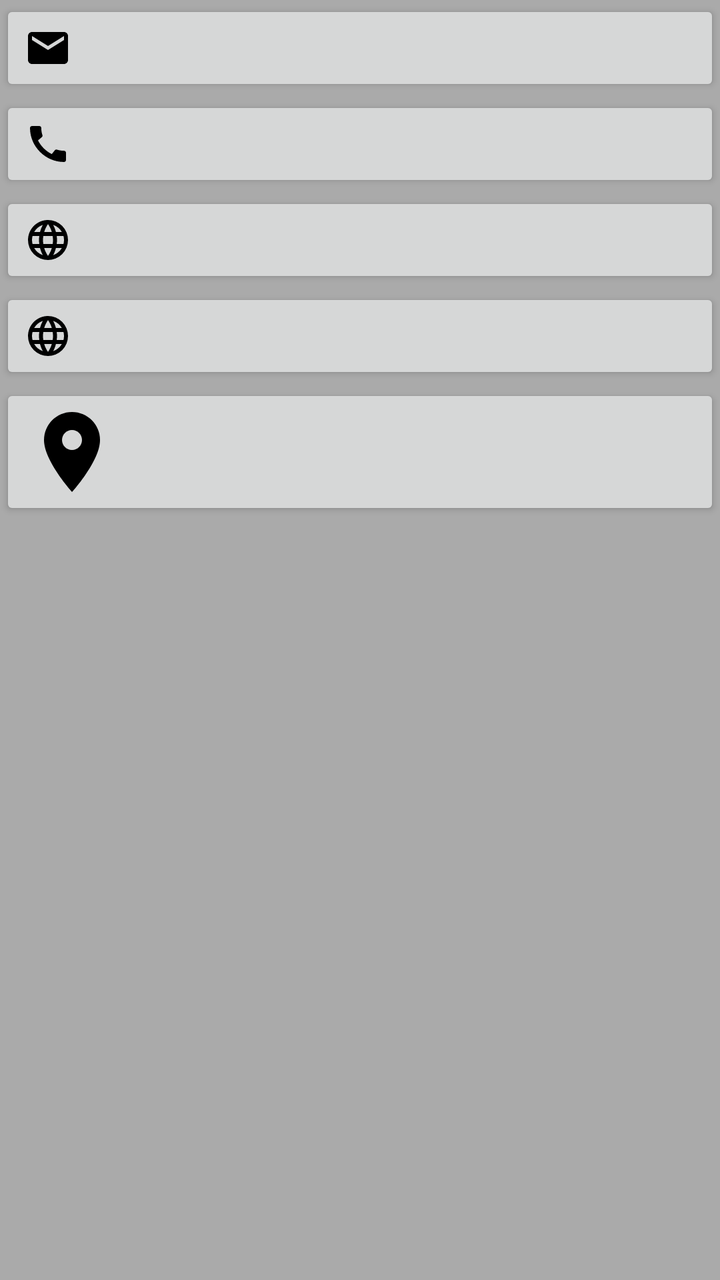
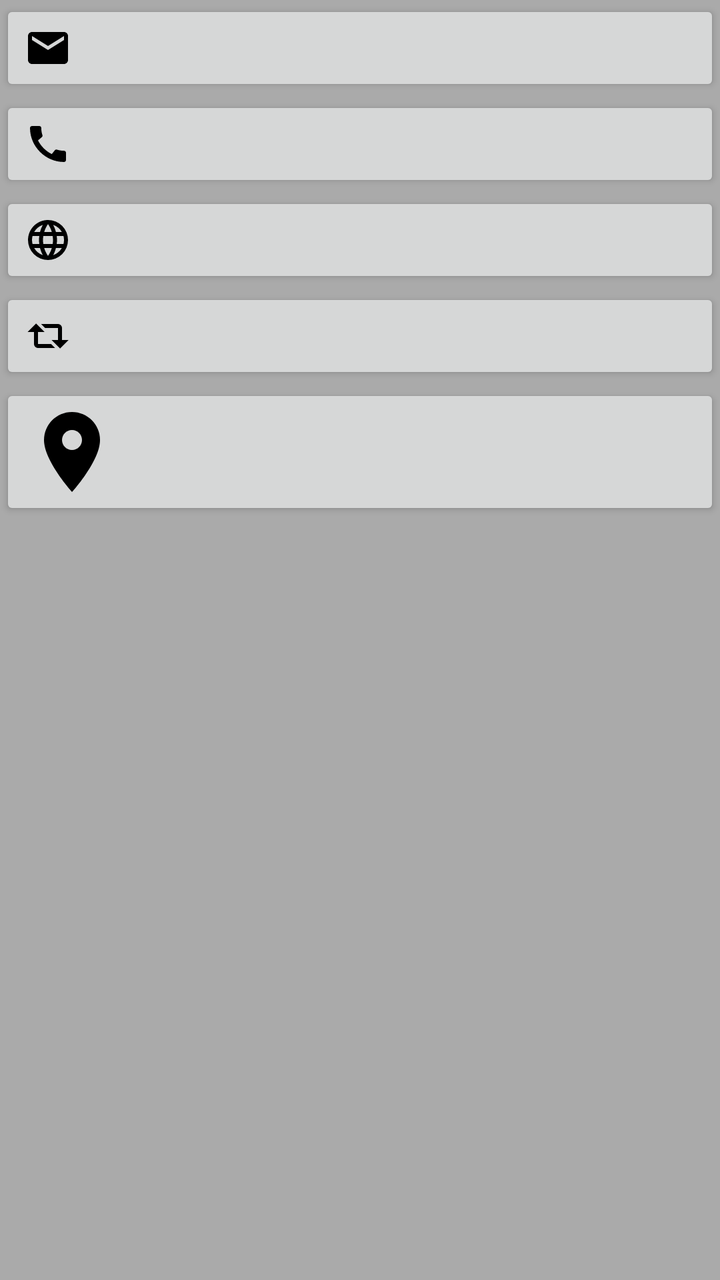

An Android layout rendered at two revisions. The XML below is the earlier revision; the diff shows what the commit changed to produce the second picture.
<!-- AndroidManifest.xml: application theme AppTheme -->
<!-- res/layout/dialog_contact.xml -->
<?xml version="1.0" encoding="utf-8"?>
<LinearLayout
    xmlns:android="http://schemas.android.com/apk/res/android"
    android:id="@+id/contact_dialog"
    android:layout_width="match_parent"
    android:layout_height="match_parent"
    android:orientation="vertical"
    android:background="@color/colorNeutralDark">

    <Button
        android:id="@+id/email_button"
        android:drawableStart="@drawable/ic_baseline_email_24px"
        android:layout_width="match_parent"
        android:layout_height="wrap_content"
        android:gravity="end"
        android:textColor="@color/colorSlate"
        android:textSize="@dimen/text_size_paragraph_title"
        android:textAllCaps="false"/>

    <Button
        android:id="@+id/phone_button"
        android:drawableStart="@drawable/ic_baseline_call_24px"
        android:layout_width="match_parent"
        android:layout_height="wrap_content"
        android:gravity="end"
        android:textColor="@color/colorSlate"
        android:textSize="@dimen/text_size_paragraph_title"
        android:textAllCaps="false"/>

    <Button
        android:id="@+id/website_button"
        android:drawableStart="@drawable/web"
        android:layout_width="match_parent"
        android:layout_height="wrap_content"
        android:gravity="end"
        android:textColor="@color/colorSlate"
        android:textSize="@dimen/text_size_paragraph_title"
        android:textAllCaps="false"/>

    <Button
        android:id="@+id/social_button"
        android:drawableStart="@drawable/web"
        android:layout_width="match_parent"
        android:layout_height="wrap_content"
        android:gravity="end"
        android:textColor="@color/colorSlate"
        android:textSize="@dimen/text_size_paragraph_title"
        android:textAllCaps="false"/>

    <Button
        android:id="@+id/location_button"
        android:drawableStart="@drawable/menu_place"
        android:layout_width="match_parent"
        android:layout_height="wrap_content"
        android:gravity="end"
        android:textColor="@color/colorSlate"
        android:textSize="@dimen/text_size_paragraph_title"
        android:textAllCaps="false"/>

</LinearLayout>
<!-- resources referenced by this layout -->
<resources>
  <color name="colorNeutralDark">#AAA</color>
  <color name="colorSlate">#222</color>
  <dimen name="text_size_paragraph_title">20sp</dimen>
  <!-- drawable ic_baseline_call_24px (drawable) -->
  <vector xmlns:android="http://schemas.android.com/apk/res/android"
      android:width="24dp"
      android:height="24dp"
      android:viewportWidth="24"
      android:viewportHeight="24">
    <path
        android:fillColor="#FF000000"
        android:pathData="M20.01,15.38c-1.23,0 -2.42,-0.2 -3.53,-0.56 -0.35,-0.12 -0.74,-0.03 -1.01,0.24l-1.57,1.97c-2.83,-1.35 -5.48,-3.9 -6.89,-6.83l1.95,-1.66c0.27,-0.28 0.35,-0.67 0.24,-1.02 -0.37,-1.11 -0.56,-2.3 -0.56,-3.53 0,-0.54 -0.45,-0.99 -0.99,-0.99H4.19C3.65,3 3,3.24 3,3.99 3,13.28 10.73,21 20.01,21c0.71,0 0.99,-0.63 0.99,-1.18v-3.45c0,-0.54 -0.45,-0.99 -0.99,-0.99z"/>
  </vector>
  <!-- drawable ic_baseline_email_24px (drawable) -->
  <vector xmlns:android="http://schemas.android.com/apk/res/android"
      android:width="24dp"
      android:height="24dp"
      android:viewportWidth="24"
      android:viewportHeight="24">
    <path
        android:fillColor="#FF000000"
        android:pathData="M20,4L4,4c-1.1,0 -1.99,0.9 -1.99,2L2,18c0,1.1 0.9,2 2,2h16c1.1,0 2,-0.9 2,-2L22,6c0,-1.1 -0.9,-2 -2,-2zM20,8l-8,5 -8,-5L4,6l8,5 8,-5v2z"/>
  </vector>
  <!-- drawable menu_place: png bitmap (drawable-mdpi, 425 bytes) -->
  <!-- drawable web (drawable) -->
  <vector xmlns:android="http://schemas.android.com/apk/res/android"
      android:height="24dp"
      android:width="24dp"
      android:viewportWidth="24"
      android:viewportHeight="24">
      <path android:fillColor="#000" android:pathData="M16.36,14C16.44,13.34 16.5,12.68 16.5,12C16.5,11.32 16.44,10.66 16.36,10H19.74C19.9,10.64 20,11.31 20,12C20,12.69 19.9,13.36 19.74,14M14.59,19.56C15.19,18.45 15.65,17.25 15.97,16H18.92C17.96,17.65 16.43,18.93 14.59,19.56M14.34,14H9.66C9.56,13.34 9.5,12.68 9.5,12C9.5,11.32 9.56,10.65 9.66,10H14.34C14.43,10.65 14.5,11.32 14.5,12C14.5,12.68 14.43,13.34 14.34,14M12,19.96C11.17,18.76 10.5,17.43 10.09,16H13.91C13.5,17.43 12.83,18.76 12,19.96M8,8H5.08C6.03,6.34 7.57,5.06 9.4,4.44C8.8,5.55 8.35,6.75 8,8M5.08,16H8C8.35,17.25 8.8,18.45 9.4,19.56C7.57,18.93 6.03,17.65 5.08,16M4.26,14C4.1,13.36 4,12.69 4,12C4,11.31 4.1,10.64 4.26,10H7.64C7.56,10.66 7.5,11.32 7.5,12C7.5,12.68 7.56,13.34 7.64,14M12,4.03C12.83,5.23 13.5,6.57 13.91,8H10.09C10.5,6.57 11.17,5.23 12,4.03M18.92,8H15.97C15.65,6.75 15.19,5.55 14.59,4.44C16.43,5.07 17.96,6.34 18.92,8M12,2C6.47,2 2,6.5 2,12A10,10 0 0,0 12,22A10,10 0 0,0 22,12A10,10 0 0,0 12,2Z" />
  </vector>
  <style name="AppTheme" parent="Theme.AppCompat.Light.DarkActionBar">
          <item name="colorPrimary">@color/colorPrimary</item>
          <item name="colorPrimaryDark">@color/colorPrimaryDark</item>
          <item name="colorAccent">@color/colorAccent</item>
          <item name="popupMenuStyle">@style/AppTheme.PopupOverlay</item>
      </style>
  <color name="colorPrimary">#00B0FF</color>
  <color name="colorPrimaryDark">#0081CB</color>
  <color name="colorAccent">#F7BA28</color>
  <style name="AppTheme.PopupOverlay" parent="@android:style/Widget.PopupMenu">
          <item name="android:background">@color/colorPrimary</item>
      </style>
</resources>

<!-- the commit's change to res/layout/dialog_contact.xml (unified diff, before → after) -->
@@ -39,7 +39,7 @@
 
     <Button
         android:id="@+id/social_button"
-        android:drawableStart="@drawable/web"
+        android:drawableStart="@drawable/social"
         android:layout_width="match_parent"
         android:layout_height="wrap_content"
         android:gravity="end"
<!-- resource entries referenced after the edit -->
@@ -24,6 +24,14 @@
         android:pathData="M20,4L4,4c-1.1,0 -1.99,0.9 -1.99,2L2,18c0,1.1 0.9,2 2,2h16c1.1,0 2,-0.9 2,-2L22,6c0,-1.1 -0.9,-2 -2,-2zM20,8l-8,5 -8,-5L4,6l8,5 8,-5v2z"/>
   </vector>
   <!-- drawable menu_place: png bitmap (drawable-mdpi, 425 bytes) -->
+  <!-- drawable social (drawable) -->
+  <vector xmlns:android="http://schemas.android.com/apk/res/android"
+      android:height="24dp"
+      android:width="24dp"
+      android:viewportWidth="24"
+      android:viewportHeight="24">
+      <path android:fillColor="#000" android:pathData="M6,5.75L10.25,10H7V16H13.5L15.5,18H7A2,2 0 0,1 5,16V10H1.75L6,5.75M18,18.25L13.75,14H17V8H10.5L8.5,6H17A2,2 0 0,1 19,8V14H22.25L18,18.25Z" />
+  </vector>
   <!-- drawable web (drawable) -->
   <vector xmlns:android="http://schemas.android.com/apk/res/android"
       android:height="24dp"
